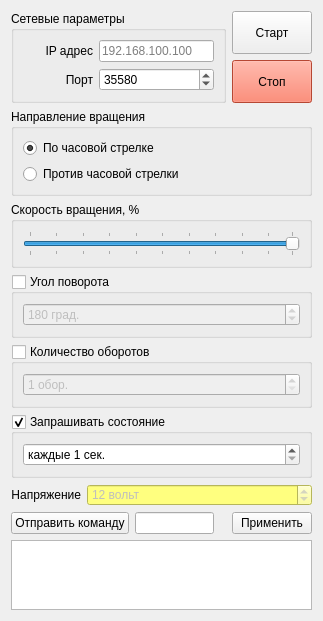
breton75/MAX, file test_1/engine_control.ui: the form before one commit.
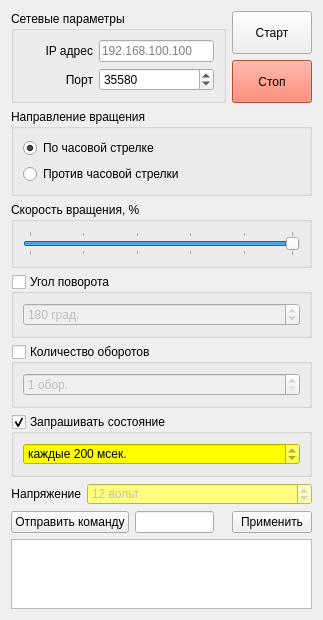
The form after the commit.

Commit message: в test_1 поправлена несогласованность функций stop() и pull_sensors() при нажатии кнопки Стоп. надо сделать их нормальную синхронизацию

Diff of the .ui file:
```diff
--- a/test_1/engine_control.ui
+++ b/test_1/engine_control.ui
@@ -176,13 +176,16 @@
          <number>1</number>
         </property>
         <property name="maximum">
-         <number>100</number>
+         <number>50</number>
         </property>
         <property name="singleStep">
          <number>10</number>
         </property>
         <property name="value">
-         <number>100</number>
+         <number>50</number>
+        </property>
+        <property name="sliderPosition">
+         <number>50</number>
         </property>
         <property name="orientation">
          <enum>Qt::Horizontal</enum>
@@ -286,8 +289,14 @@
           <bold>false</bold>
          </font>
         </property>
+        <property name="styleSheet">
+         <string notr="true">background-color: rgb(255, 255, 0);</string>
+        </property>
+        <property name="readOnly">
+         <bool>true</bool>
+        </property>
         <property name="suffix">
-         <string> сек.</string>
+         <string> мсек.</string>
         </property>
         <property name="prefix">
          <string>каждые </string>
@@ -296,10 +305,10 @@
          <number>1</number>
         </property>
         <property name="maximum">
-         <number>60</number>
+         <number>600000</number>
         </property>
         <property name="value">
-         <number>1</number>
+         <number>200</number>
         </property>
        </widget>
       </item>
```
Left out of the diff: 2 changed lines with no effect on the pictures. The commit also changes 5 other files.
